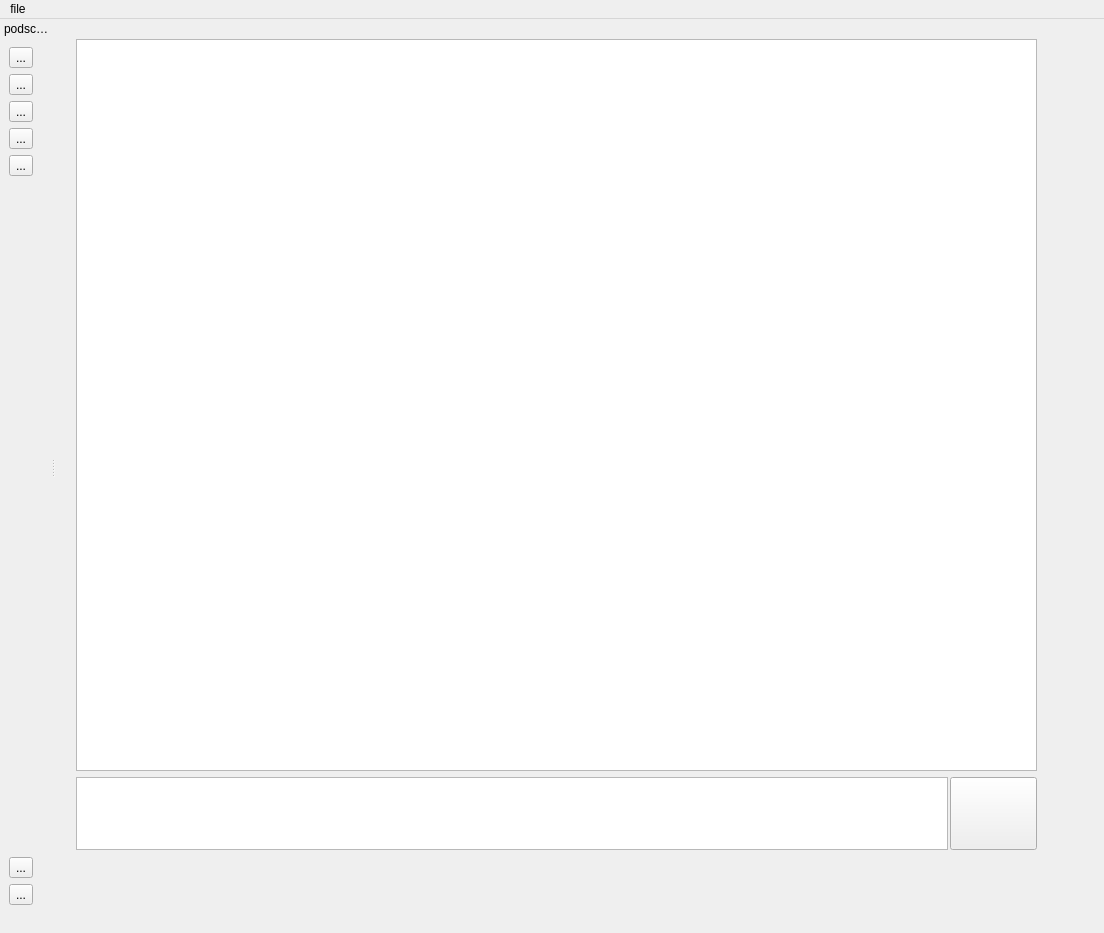
Qt form homepage/homepage.ui (koto-moya/harmonic) before a commit.
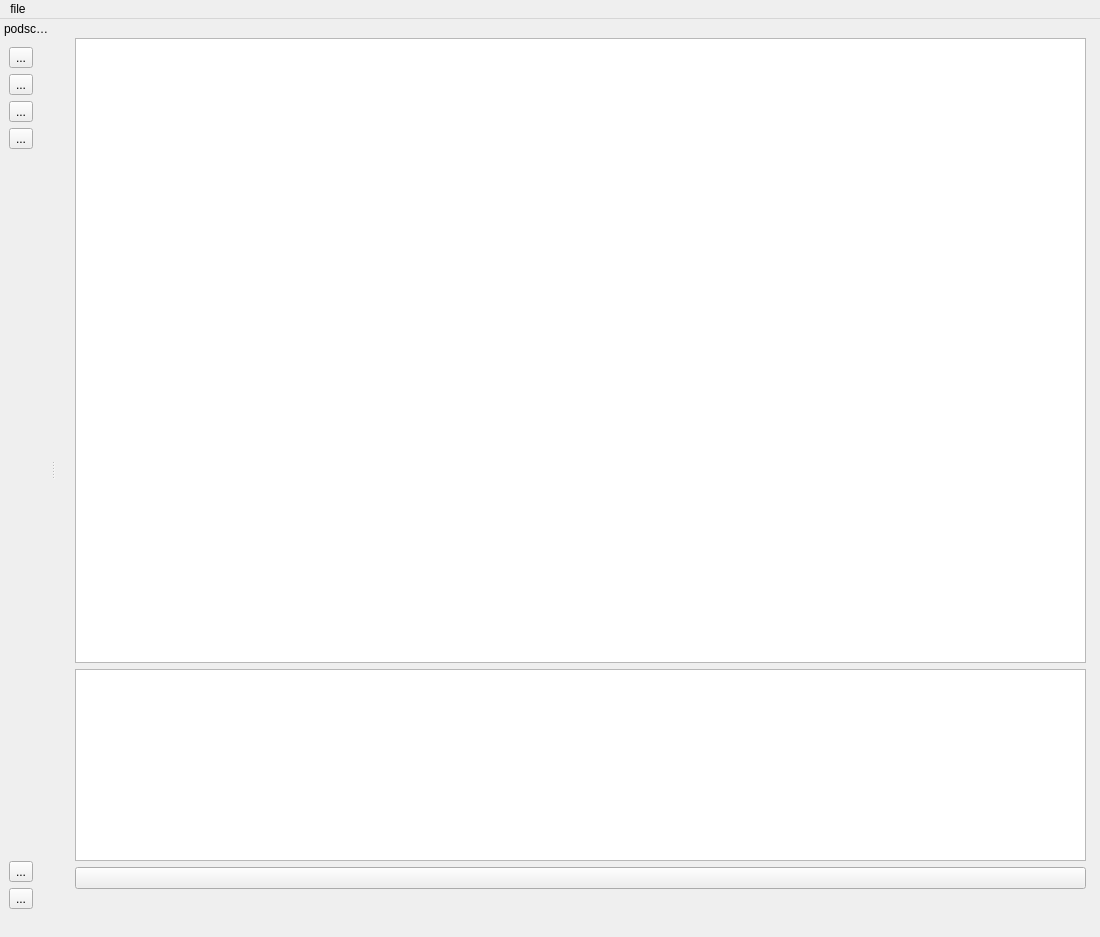
The same form after that commit. The open tabs and pages were chosen to show the change. Icons and pictures are not drawn.

What changed in the file:
```diff
--- a/homepage/homepage.ui
+++ b/homepage/homepage.ui
@@ -9,12 +9,12 @@
    <rect>
     <x>0</x>
     <y>0</y>
-    <width>1104</width>
-    <height>933</height>
+    <width>1100</width>
+    <height>937</height>
    </rect>
   </property>
   <property name="sizePolicy">
-   <sizepolicy hsizetype="Expanding" vsizetype="Expanding">
+   <sizepolicy hsizetype="Fixed" vsizetype="Fixed">
     <horstretch>0</horstretch>
     <verstretch>0</verstretch>
    </sizepolicy>
@@ -29,23 +29,17 @@
      <verstretch>0</verstretch>
     </sizepolicy>
    </property>
+   <layout class="QGridLayout" name="gridLayout_10">
+    <item row="0" column="0">
    <widget class="QStackedWidget" name="stackedWidget">
-    <property name="geometry">
-     <rect>
-      <x>10</x>
-      <y>0</y>
-      <width>1021</width>
-      <height>871</height>
-     </rect>
-    </property>
     <property name="sizePolicy">
-     <sizepolicy hsizetype="Preferred" vsizetype="Preferred">
+       <sizepolicy hsizetype="Expanding" vsizetype="Expanding">
       <horstretch>0</horstretch>
       <verstretch>0</verstretch>
      </sizepolicy>
     </property>
     <property name="currentIndex">
-     <number>2</number>
+       <number>0</number>
     </property>
     <widget class="QWidget" name="homepage">
      <widget class="QWidget" name="gridLayoutWidget_2">
@@ -54,7 +48,7 @@
         <x>120</x>
         <y>60</y>
         <width>321</width>
-        <height>161</height>
+          <height>221</height>
        </rect>
       </property>
       <layout class="QGridLayout" name="gridLayout_2">
@@ -94,34 +88,21 @@
       <property name="geometry">
        <rect>
         <x>10</x>
-        <y>20</y>
-        <width>961</width>
-        <height>811</height>
-       </rect>
-      </property>
-      <layout class="QGridLayout" name="gridLayout" rowstretch="100,10" columnstretch="100">
+          <y>10</y>
+          <width>1011</width>
+          <height>851</height>
+         </rect>
+        </property>
+        <layout class="QGridLayout" name="gridLayout" rowstretch="100,0" columnstretch="100">
        <property name="sizeConstraint">
         <enum>QLayout::SizeConstraint::SetMaximumSize</enum>
        </property>
-       <item row="0" column="0">
-        <widget class="QTextBrowser" name="te_chathistory">
-         <property name="sizePolicy">
-          <sizepolicy hsizetype="Ignored" vsizetype="Ignored">
-           <horstretch>0</horstretch>
-           <verstretch>0</verstretch>
-          </sizepolicy>
-         </property>
-        </widget>
-       </item>
        <item row="1" column="0">
-        <layout class="QHBoxLayout" name="horizontalLayout_3" stretch="10,1">
-         <property name="spacing">
-          <number>2</number>
-         </property>
+          <layout class="QGridLayout" name="gridLayout_12">
          <property name="bottomMargin">
           <number>0</number>
          </property>
-         <item>
+           <item row="1" column="0">
           <widget class="QTextEdit" name="te_chatinput">
            <property name="sizePolicy">
             <sizepolicy hsizetype="Preferred" vsizetype="Preferred">
@@ -131,7 +112,7 @@
            </property>
           </widget>
          </item>
-         <item>
+           <item row="2" column="0">
           <widget class="QPushButton" name="bt_submitchat">
            <property name="sizePolicy">
             <sizepolicy hsizetype="Preferred" vsizetype="Preferred">
@@ -149,6 +130,16 @@
          </item>
         </layout>
        </item>
+         <item row="0" column="0">
+          <widget class="QTextBrowser" name="te_chathistory">
+           <property name="sizePolicy">
+            <sizepolicy hsizetype="Ignored" vsizetype="Ignored">
+             <horstretch>0</horstretch>
+             <verstretch>0</verstretch>
+            </sizepolicy>
+           </property>
+          </widget>
+         </item>
       </layout>
      </widget>
     </widget>
@@ -159,11 +150,11 @@
        <verstretch>0</verstretch>
       </sizepolicy>
      </property>
-     <layout class="QVBoxLayout" name="verticalLayout_2">
+       <layout class="QGridLayout" name="gridLayout_13">
       <property name="sizeConstraint">
        <enum>QLayout::SizeConstraint::SetMaximumSize</enum>
       </property>
-      <item>
+        <item row="0" column="0">
        <layout class="QHBoxLayout" name="horizontalLayout_2">
         <item>
          <widget class="QLabel" name="lbl_brandfilter">
@@ -213,7 +204,7 @@
         </item>
        </layout>
       </item>
-      <item>
+        <item row="1" column="0">
        <layout class="QHBoxLayout" name="horizontalLayout">
         <item>
          <widget class="QComboBox" name="cb_brandfilter"/>
@@ -241,7 +232,7 @@
         </item>
        </layout>
       </item>
-      <item>
+        <item row="2" column="0">
        <widget class="QTableView" name="tbl_brandperformance">
         <property name="sizePolicy">
          <sizepolicy hsizetype="Expanding" vsizetype="Expanding">
@@ -254,15 +245,8 @@
      </layout>
     </widget>
     <widget class="QWidget" name="page">
-     <widget class="QWidget" name="gridLayoutWidget_3">
-      <property name="geometry">
-       <rect>
-        <x>40</x>
-        <y>50</y>
-        <width>881</width>
-        <height>271</height>
-       </rect>
-      </property>
+       <layout class="QGridLayout" name="gridLayout_9">
+        <item row="0" column="0">
       <layout class="QGridLayout" name="gridLayout_3">
        <item row="2" column="4">
         <widget class="QComboBox" name="cb_existingcodes"/>
@@ -415,18 +399,8 @@
         </spacer>
        </item>
       </layout>
-     </widget>
-    </widget>
-    <widget class="QWidget" name="page_2">
-     <widget class="QWidget" name="verticalLayoutWidget">
-      <property name="geometry">
-       <rect>
-        <x>70</x>
-        <y>30</y>
-        <width>481</width>
-        <height>321</height>
-       </rect>
-      </property>
+        </item>
+        <item row="1" column="0">
       <layout class="QVBoxLayout" name="verticalLayout">
        <item>
         <layout class="QGridLayout" name="gridLayout_4">
@@ -505,16 +479,20 @@
         </layout>
        </item>
       </layout>
-     </widget>
-    </widget>
-   </widget>
+        </item>
+       </layout>
+      </widget>
+      <widget class="QWidget" name="page_2"/>
+     </widget>
+    </item>
+   </layout>
   </widget>
   <widget class="QMenuBar" name="menubar">
    <property name="geometry">
     <rect>
      <x>0</x>
      <y>0</y>
-     <width>1104</width>
+     <width>1100</width>
      <height>24</height>
     </rect>
    </property>
@@ -612,16 +590,6 @@
        </property>
       </widget>
      </item>
-     <item>
-      <widget class="QToolButton" name="bt_spendinput">
-       <property name="text">
-        <string>...</string>
-       </property>
-       <property name="icon">
-        <iconset theme="QIcon::ThemeIcon::EditPaste"/>
-       </property>
-      </widget>
-     </item>
      <item>
       <spacer name="verticalSpacer">
        <property name="orientation">
```
Lines whose indentation alone changed are shown as unchanged.
